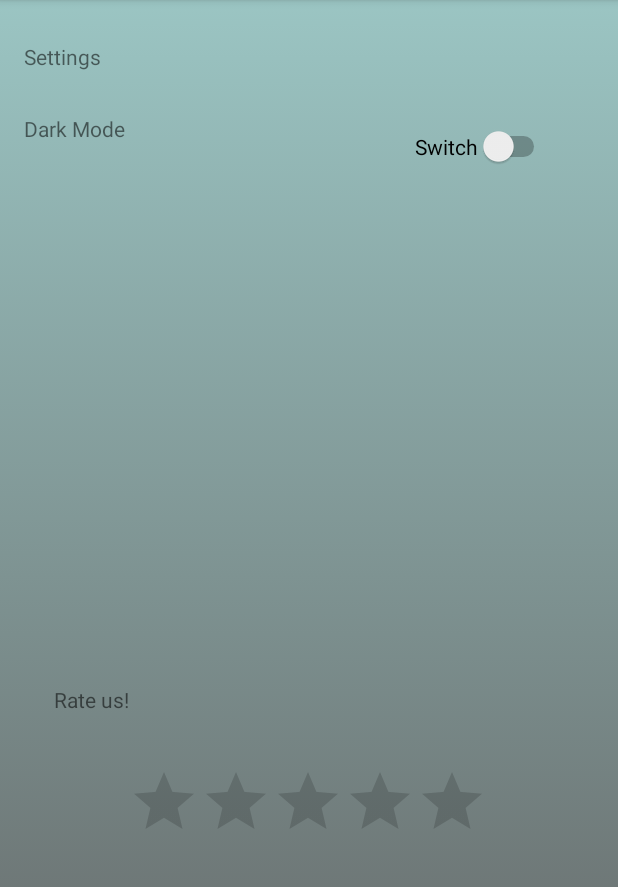
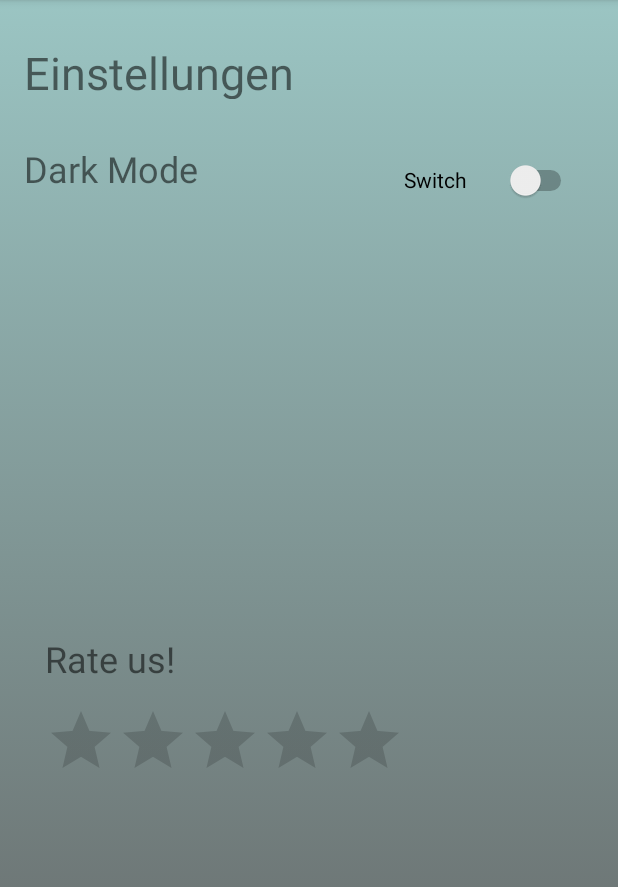
Before and after one commit to LucaM24/FinanceLast, an Android app: the screen it shows after launch (Settings), in the options menu, after a tap on "Settings", on a phone screen of 412 x 824 dp, the part 84-971 px from its top. Run offline under Robolectric (Android 15) with nearby library versions, the phone set to English and light mode, and no system bars; our stand-ins replace Room's generated code.

Commit message:
Settings

```diff
--- a/app/src/main/java/com/example/finanzenroom/NeuerEintragActivity.kt
+++ b/app/src/main/java/com/example/finanzenroom/NeuerEintragActivity.kt
@@ -20,6 +20,7 @@ class NeuerEintragActivity : AppCompatActivity(), AdapterView.OnItemSelectedList
     private lateinit var bAusgabe : Button
     private lateinit var spinner : Spinner
     private lateinit var pickDateBtn : Button
+    private lateinit var neuerEintragÜberschrift: TextView
 
     @RequiresApi(Build.VERSION_CODES.N)
     public override fun onCreate(savedInstanceState: Bundle?) {
@@ -31,6 +32,8 @@ class NeuerEintragActivity : AppCompatActivity(), AdapterView.OnItemSelectedList
         bAusgabe = findViewById(R.id.button_ausgabe)
         spinner = findViewById(R.id.kategorien_spinner)
 
+        neuerEintragÜberschrift = findViewById(R.id.neuereintragüberschrift)
+        neuerEintragÜberschrift.text = "Neuer Eintrag"
 
         bEinnahme.setOnClickListener{
             bAusgabe.isEnabled = true
--- a/app/src/main/java/com/example/finanzenroom/Settings.kt
+++ b/app/src/main/java/com/example/finanzenroom/Settings.kt
@@ -4,6 +4,7 @@ import android.os.Bundle
 import android.widget.RatingBar
 import android.widget.Switch
 import android.widget.TextView
+import android.widget.Toast
 import androidx.appcompat.app.AppCompatActivity
 
 class Settings: AppCompatActivity() {
@@ -13,7 +14,7 @@ class Settings: AppCompatActivity() {
         setContentView(R.layout.settings_screen)
 
         var settings = findViewById<TextView>(R.id.textView_settings)
-        settings.text = "Settings"
+        settings.text = "Einstellungen"
 
         var tvDarkMode = findViewById<TextView>(R.id.textView_darkmode)
         tvDarkMode.text = "Dark Mode"
@@ -25,7 +26,11 @@ class Settings: AppCompatActivity() {
 
         var tvRateUs = findViewById<TextView>(R.id.textView_rateus)
         tvRateUs.text = "Rate us!"
-
         var rateUs = findViewById<RatingBar>(R.id.ratingBar)
+        rateUs.setOnClickListener{
+            Toast.makeText(
+                    applicationContext,
+                    "Danke!",
+                    Toast.LENGTH_LONG).show()        }
     }
 }
--- a/app/src/main/java/com/example/finanzenroom/Stats.kt
+++ b/app/src/main/java/com/example/finanzenroom/Stats.kt
@@ -25,6 +25,8 @@ class Stats : AppCompatActivity(), AdapterView.OnItemSelectedListener {
     private lateinit var spinner_kat : Spinner
     private lateinit var button_berechne2: Button
 
+    private lateinit var statsScreenÜberschrift: TextView
+
 
     val monate = arrayOf("Januar", "Februar", "März", "April", "Mai", "Juni", "Juli", "August", "September", "Oktober", "November", "Dezember")
     //
@@ -34,6 +36,9 @@ class Stats : AppCompatActivity(), AdapterView.OnItemSelectedListener {
     override fun onCreate(savedInstanceState: Bundle?) {
         super.onCreate(savedInstanceState)
         setContentView(R.layout.activity_stats)
+
+        statsScreenÜberschrift = findViewById(R.id.statsscreenüberschrift)
+        statsScreenÜberschrift.text = "Analyse"
 
         spinner_monate = findViewById(R.id.spinner_monate)
         spinner_monate.onItemSelectedListener = this
--- a/app/src/main/java/com/example/finanzenroom/TransactionListAdapter.kt
+++ b/app/src/main/java/com/example/finanzenroom/TransactionListAdapter.kt
@@ -5,6 +5,7 @@ import android.view.LayoutInflater
 import android.view.View
 import android.view.ViewGroup
 import android.widget.TextView
+import androidx.core.util.rangeTo
 import androidx.recyclerview.widget.DiffUtil
 import androidx.recyclerview.widget.ListAdapter
 import androidx.recyclerview.widget.RecyclerView
@@ -19,7 +20,7 @@ class TransactionListAdapter : ListAdapter<Transaction, TransactionListAdapter.T
         val current = getItem(position)
         var stringID = current._id.toString()
 
-        holder.bind("" +current._bet+ " €         " +current._kat+"\n" + current._tag.toString() + "." + current._mon.toString() + "." + current._jahr + "                            " + "ID: " + current._id) // Edit hier um Anzeige zu ändern
+        holder.bind(""+current._bet+" €" +"    "+current._kat+"\n " +current._tag.toString()+"."+current._mon.toString()+"."+current._jahr+""+"ID: "+ current._id)
     }
 
     class TransactionViewHolder(itemView: View) : RecyclerView.ViewHolder(itemView) {
@@ -29,7 +30,7 @@ class TransactionListAdapter : ListAdapter<Transaction, TransactionListAdapter.T
 
 
         fun bind(text: String) {
-            transactionItemView.text = text.toString()
+            transactionItemView.text = text
 
         }
 
--- a/app/src/main/java/com/example/finanzenroom/changeEntry.kt
+++ b/app/src/main/java/com/example/finanzenroom/changeEntry.kt
@@ -8,18 +8,24 @@ import android.widget.CheckBox
 import android.widget.TextView
 import android.widget.Toast
 import androidx.activity.viewModels
+import org.w3c.dom.Text
 
 class changeEntry : AppCompatActivity() {
     private lateinit var tV7 : TextView
     private lateinit var checkBox : CheckBox
     private lateinit var deleteID : Button
     private lateinit var deleteAll : Button
+    private lateinit var changeEntryÜberschrift: TextView
     private val transactionViewModel: TransactionViewModel by viewModels {
         WordViewModelFactory((application as TransactionApplication).repository)
     }
     override fun onCreate(savedInstanceState: Bundle?) {
         super.onCreate(savedInstanceState)
         setContentView(R.layout.activity_change_entry)
+
+        changeEntryÜberschrift = findViewById(R.id.changeentryüberschrift)
+        changeEntryÜberschrift.text = "Eintrag löschen"
+
         deleteID = findViewById<Button>(R.id.buttonDelete)
         deleteAll = findViewById<Button>(R.id.buttonDeleteAll)
         checkBox = findViewById<CheckBox>(R.id.checkBox)
--- a/app/src/main/res/layout/activity_main.xml
+++ b/app/src/main/res/layout/activity_main.xml
@@ -9,8 +9,8 @@
 
     <androidx.recyclerview.widget.RecyclerView
         android:id="@+id/recyclerview"
-        android:layout_width="399dp"
-        android:layout_height="385dp"
+        android:layout_width="411dp"
+        android:layout_height="528dp"
         android:padding="@dimen/big_padding"
         app:layout_constraintBottom_toBottomOf="parent"
         app:layout_constraintHorizontal_bias="0.0"
@@ -62,7 +62,7 @@
         android:layout_height="45dp"
         android:layout_marginTop="16dp"
         android:text="TextView"
-        android:textSize="30sp"
+        android:textSize="24sp"
         app:layout_constraintEnd_toEndOf="parent"
         app:layout_constraintHorizontal_bias="0.059"
         app:layout_constraintStart_toStartOf="parent"
--- a/app/src/main/res/layout/recyclerview_item.xml
+++ b/app/src/main/res/layout/recyclerview_item.xml
@@ -1,5 +1,6 @@
 <?xml version="1.0" encoding="utf-8"?>
 <LinearLayout xmlns:android="http://schemas.android.com/apk/res/android"
+    xmlns:tools="http://schemas.android.com/tools"
     android:layout_width="match_parent"
     android:layout_height="wrap_content"
     android:orientation="vertical">
--- a/app/src/main/res/layout/settings_screen.xml
+++ b/app/src/main/res/layout/settings_screen.xml
@@ -8,11 +8,12 @@
     android:background="@drawable/gradient_background">
 
 
-<TextView
+    <TextView
         android:id="@+id/textView_settings"
         android:layout_width="197dp"
         android:layout_height="38dp"
         android:layout_marginTop="28dp"
+        android:textSize="30sp"
         app:layout_constraintEnd_toEndOf="parent"
         app:layout_constraintHorizontal_bias="0.074"
         app:layout_constraintStart_toStartOf="parent"
@@ -22,8 +23,8 @@
         android:id="@+id/textView_darkmode"
         android:layout_width="168dp"
         android:layout_height="38dp"
-        android:layout_marginTop="76dp"
-        android:text="TextView"
+        android:layout_marginTop="96dp"
+        android:textSize="24sp"
         app:layout_constraintEnd_toEndOf="parent"
         app:layout_constraintHorizontal_bias="0.065"
         app:layout_constraintStart_toStartOf="parent"
@@ -31,33 +32,33 @@
 
     <Switch
         android:id="@+id/switchToDarkMode"
-        android:layout_width="wrap_content"
-        android:layout_height="wrap_content"
-        android:layout_marginTop="84dp"
+        android:layout_width="115dp"
+        android:layout_height="32dp"
+        android:layout_marginTop="104dp"
         android:text="Switch"
         app:layout_constraintEnd_toEndOf="parent"
-        app:layout_constraintHorizontal_bias="0.86"
+        app:layout_constraintHorizontal_bias="0.908"
         app:layout_constraintStart_toStartOf="parent"
         app:layout_constraintTop_toTopOf="parent" />
 
     <TextView
         android:id="@+id/textView_rateus"
-        android:layout_width="wrap_content"
-        android:layout_height="wrap_content"
-        android:layout_marginBottom="292dp"
-        android:text="TextView"
+        android:layout_width="168dp"
+        android:layout_height="37dp"
+        android:layout_marginBottom="308dp"
+        android:textSize="24sp"
         app:layout_constraintBottom_toBottomOf="parent"
         app:layout_constraintEnd_toEndOf="parent"
-        app:layout_constraintHorizontal_bias="0.099"
+        app:layout_constraintHorizontal_bias="0.123"
         app:layout_constraintStart_toStartOf="parent" />
 
     <RatingBar
         android:id="@+id/ratingBar"
-        android:layout_width="wrap_content"
-        android:layout_height="wrap_content"
-        android:layout_marginBottom="200dp"
+        android:layout_width="239dp"
+        android:layout_height="46dp"
+        android:layout_marginBottom="252dp"
         app:layout_constraintBottom_toBottomOf="parent"
         app:layout_constraintEnd_toEndOf="parent"
-        app:layout_constraintHorizontal_bias="0.497"
+        app:layout_constraintHorizontal_bias="0.174"
         app:layout_constraintStart_toStartOf="parent" />
 </androidx.constraintlayout.widget.ConstraintLayout>
```
Also changed, not shown: app/src/main/res/layout/activity_change_entry.xml (+31 -17 lines), app/src/main/res/layout/activity_neuer_eintrag.xml (+39 -22 lines), app/src/main/res/layout/activity_stats.xml (+43 -32 lines).
